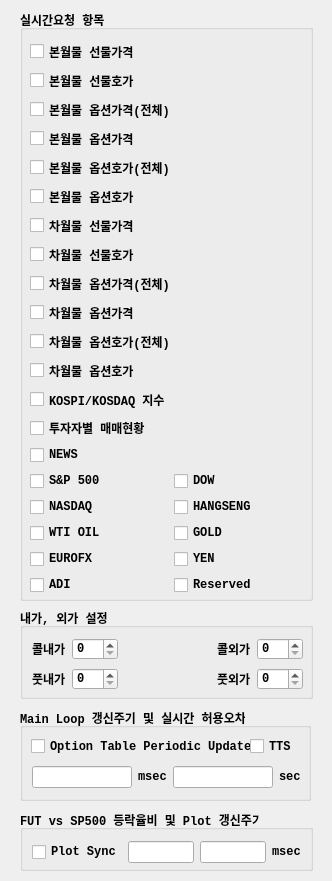
The window that UI/realtimeitem.ui (skygoldfish/SkyBot) describes before a commit, drawn with Qt 5.
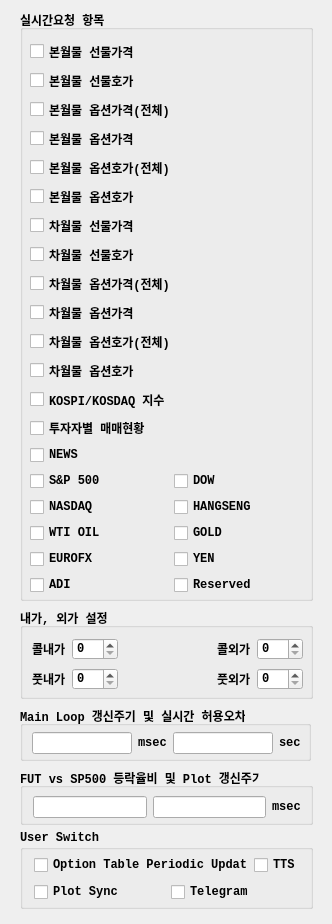
The same window after the commit.

Commit message: 소스정리

What changed in the file:
```diff
--- a/UI/realtimeitem.ui
+++ b/UI/realtimeitem.ui
@@ -7,7 +7,7 @@
     <x>0</x>
     <y>0</y>
     <width>332</width>
-    <height>881</height>
+    <height>924</height>
    </rect>
   </property>
   <property name="windowTitle">
@@ -430,9 +430,9 @@
    <property name="geometry">
     <rect>
      <x>20</x>
-     <y>810</y>
+     <y>768</y>
      <width>293</width>
-     <height>61</height>
+     <height>57</height>
     </rect>
    </property>
    <property name="font">
@@ -445,23 +445,16 @@
    <property name="title">
     <string>FUT vs SP500 등락율비 및 Plot 갱신주기</string>
    </property>
-   <widget class="QWidget" name="">
+   <widget class="QWidget" name="layoutWidget">
     <property name="geometry">
      <rect>
       <x>12</x>
-      <y>31</y>
+      <y>28</y>
       <width>269</width>
       <height>22</height>
      </rect>
     </property>
     <layout class="QHBoxLayout" name="horizontalLayout">
-     <item>
-      <widget class="QCheckBox" name="checkBox_plot_first">
-       <property name="text">
-        <string>Plot Sync</string>
-       </property>
-      </widget>
-     </item>
      <item>
       <spacer name="horizontalSpacer">
        <property name="orientation">
@@ -520,9 +513,9 @@
    <property name="geometry">
     <rect>
      <x>20</x>
-     <y>708</y>
+     <y>706</y>
      <width>291</width>
-     <height>93</height>
+     <height>55</height>
     </rect>
    </property>
    <property name="font">
@@ -535,24 +528,11 @@
    <property name="title">
     <string>Main Loop 갱신주기 및 실시간 허용오차</string>
    </property>
-   <widget class="QCheckBox" name="checkBox_periodic_plot">
-    <property name="geometry">
-     <rect>
-      <x>11</x>
-      <y>28</y>
-      <width>227</width>
-      <height>21</height>
-     </rect>
-    </property>
-    <property name="text">
-     <string>Option Table Periodic Update</string>
-    </property>
-   </widget>
    <widget class="QWidget" name="layoutWidget">
     <property name="geometry">
      <rect>
       <x>12</x>
-      <y>58</y>
+      <y>26</y>
       <width>269</width>
       <height>22</height>
      </rect>
@@ -600,19 +580,6 @@
      </item>
     </layout>
    </widget>
-   <widget class="QCheckBox" name="checkBox_tts">
-    <property name="geometry">
-     <rect>
-      <x>230</x>
-      <y>28</y>
-      <width>47</width>
-      <height>21</height>
-     </rect>
-    </property>
-    <property name="text">
-     <string>TTS</string>
-    </property>
-   </widget>
   </widget>
   <widget class="QGroupBox" name="groupBox_3">
    <property name="geometry">
@@ -724,6 +691,74 @@
     </layout>
    </widget>
   </widget>
+  <widget class="QGroupBox" name="groupBox_4">
+   <property name="geometry">
+    <rect>
+     <x>20</x>
+     <y>830</y>
+     <width>293</width>
+     <height>79</height>
+    </rect>
+   </property>
+   <property name="font">
+    <font>
+     <family>Consolas</family>
+     <weight>75</weight>
+     <bold>true</bold>
+    </font>
+   </property>
+   <property name="title">
+    <string>User Switch</string>
+   </property>
+   <widget class="QWidget" name="">
+    <property name="geometry">
+     <rect>
+      <x>14</x>
+      <y>24</y>
+      <width>267</width>
+      <height>50</height>
+     </rect>
+    </property>
+    <layout class="QVBoxLayout" name="verticalLayout_5">
+     <item>
+      <layout class="QHBoxLayout" name="horizontalLayout_10">
+       <item>
+        <widget class="QCheckBox" name="checkBox_periodic_plot">
+         <property name="text">
+          <string>Option Table Periodic Update</string>
+         </property>
+        </widget>
+       </item>
+       <item>
+        <widget class="QCheckBox" name="checkBox_tts">
+         <property name="text">
+          <string>TTS</string>
+         </property>
+        </widget>
+       </item>
+      </layout>
+     </item>
+     <item>
+      <layout class="QHBoxLayout" name="horizontalLayout_11">
+       <item>
+        <widget class="QCheckBox" name="checkBox_plot_sync">
+         <property name="text">
+          <string>Plot Sync</string>
+         </property>
+        </widget>
+       </item>
+       <item>
+        <widget class="QCheckBox" name="checkBox_telegram">
+         <property name="text">
+          <string>Telegram</string>
+         </property>
+        </widget>
+       </item>
+      </layout>
+     </item>
+    </layout>
+   </widget>
+  </widget>
  </widget>
  <resources/>
  <connections/>
```
The commit also changes 2 other files.
